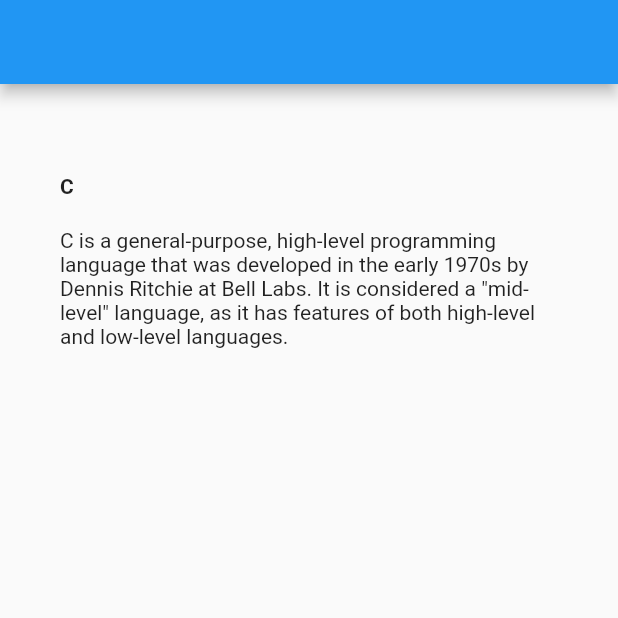
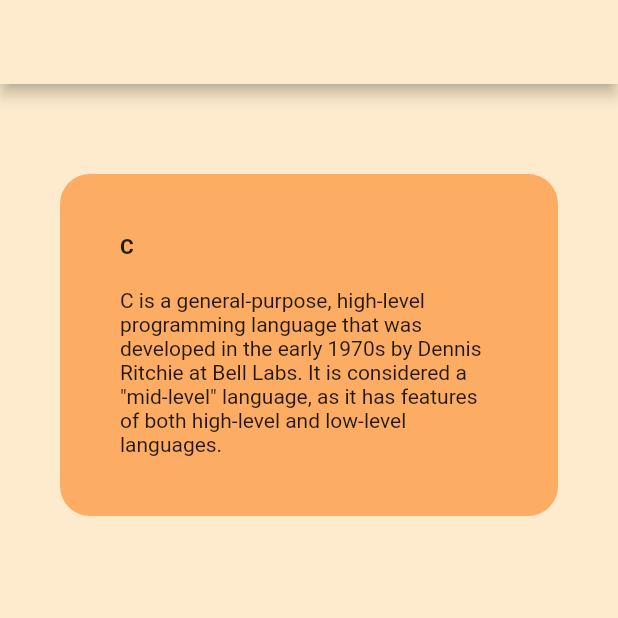
Before and after one commit to Chamidilshan/learn_programming, a Flutter app: the screen it shows after launch, on a phone screen of 412 x 824 dp, the top half of it. Run offline on Flutter 3.47's test engine with Material 2 defaults, Android fonts, the phone set to English and light mode, and no system bars.

Commit message:
edited page colors

```diff
--- a/lib/pages/language_pages/cLang.dart
+++ b/lib/pages/language_pages/cLang.dart
@@ -6,7 +6,10 @@ class CPage extends StatelessWidget {
   @override
   Widget build(BuildContext context) {
     return Scaffold(
-      appBar: AppBar(),
+      backgroundColor: Color(0XFFfeebcd),
+      appBar: AppBar(
+        backgroundColor: Color(0XFFfeebcd),
+      ),
       body: SafeArea(
         child: Column(
           crossAxisAlignment: CrossAxisAlignment.stretch,
@@ -14,7 +17,13 @@ class CPage extends StatelessWidget {
             SizedBox(
               height: 20.0,
             ),
-            Container(
+            Padding(
+              padding: const EdgeInsets.all(40.0),
+              child: Container(
+                decoration: BoxDecoration(
+                  color: Color(0XFFfcac63),
+                  borderRadius: BorderRadius.circular(20.0),
+                ),
                 padding: EdgeInsets.all(40.0),
                   child: Column(
                     mainAxisAlignment: MainAxisAlignment.start,
@@ -23,7 +32,7 @@ class CPage extends StatelessWidget {
                       Text(
                         'C',
                         style: TextStyle(
-                          fontWeight: FontWeight.bold
+                            fontWeight: FontWeight.bold,
                         ),
                       ),
                       SizedBox(
@@ -36,6 +45,7 @@ class CPage extends StatelessWidget {
                             'language, as it has features of both high-level and low-level languages.',
                       ),
                     ],
+                  ),
               ),
             ),
             SizedBox(
```
Lines whose indentation alone changed are shown as unchanged.
